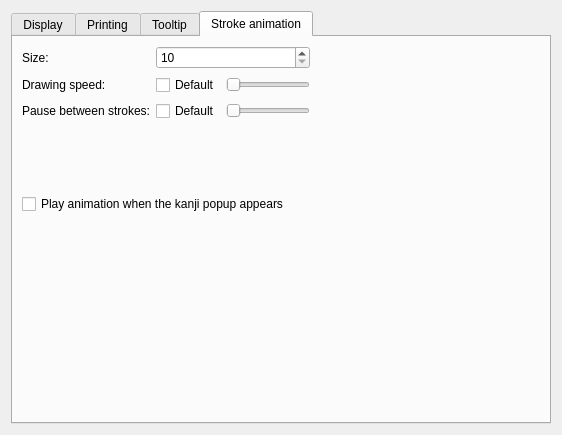
Qt form src/gui/kanjidic2/Kanjidic2Preferences.ui (Gnurou/tagainijisho) before a commit.
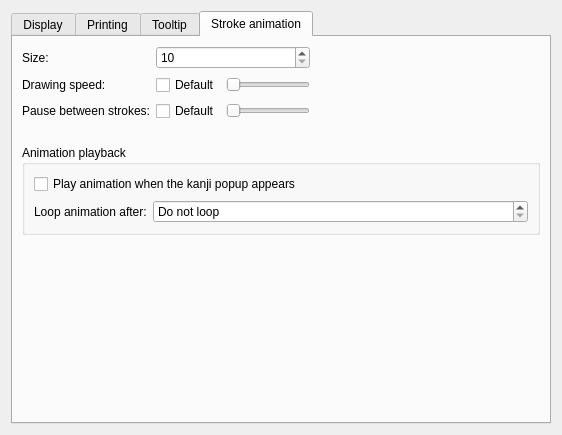
The same form after that commit. The open tabs and pages were chosen to show the change. Icons and pictures are not drawn.

Commit message: Added kanji animation loop option

The edit to the form file:
```diff
--- a/src/gui/kanjidic2/Kanjidic2Preferences.ui
+++ b/src/gui/kanjidic2/Kanjidic2Preferences.ui
@@ -595,10 +595,52 @@
         </layout>
        </item>
        <item>
-        <widget class="QCheckBox" name="autoStartAnim">
-         <property name="text">
-          <string>Play animation when the kanji popup appears</string>
+        <widget class="QGroupBox" name="groupBox_4">
+         <property name="title">
+          <string>Animation playback</string>
          </property>
+         <layout class="QVBoxLayout" name="verticalLayout_11">
+          <item>
+           <widget class="QCheckBox" name="autoStartAnim">
+            <property name="text">
+             <string>Play animation when the kanji popup appears</string>
+            </property>
+           </widget>
+          </item>
+          <item>
+           <layout class="QHBoxLayout" name="horizontalLayout_4">
+            <item>
+             <widget class="QLabel" name="label_7">
+              <property name="sizePolicy">
+               <sizepolicy hsizetype="Maximum" vsizetype="Preferred">
+                <horstretch>0</horstretch>
+                <verstretch>0</verstretch>
+               </sizepolicy>
+              </property>
+              <property name="text">
+               <string>Loop animation after:</string>
+              </property>
+             </widget>
+            </item>
+            <item>
+             <widget class="QSpinBox" name="animationLoopDelay">
+              <property name="specialValueText">
+               <string>Do not loop</string>
+              </property>
+              <property name="suffix">
+               <string> seconds</string>
+              </property>
+              <property name="minimum">
+               <number>-1</number>
+              </property>
+              <property name="value">
+               <number>-1</number>
+              </property>
+             </widget>
+            </item>
+           </layout>
+          </item>
+         </layout>
         </widget>
        </item>
        <item>
```
Left out of the diff: 1 changed line with no effect on the pictures. The commit also changes 4 other files.
